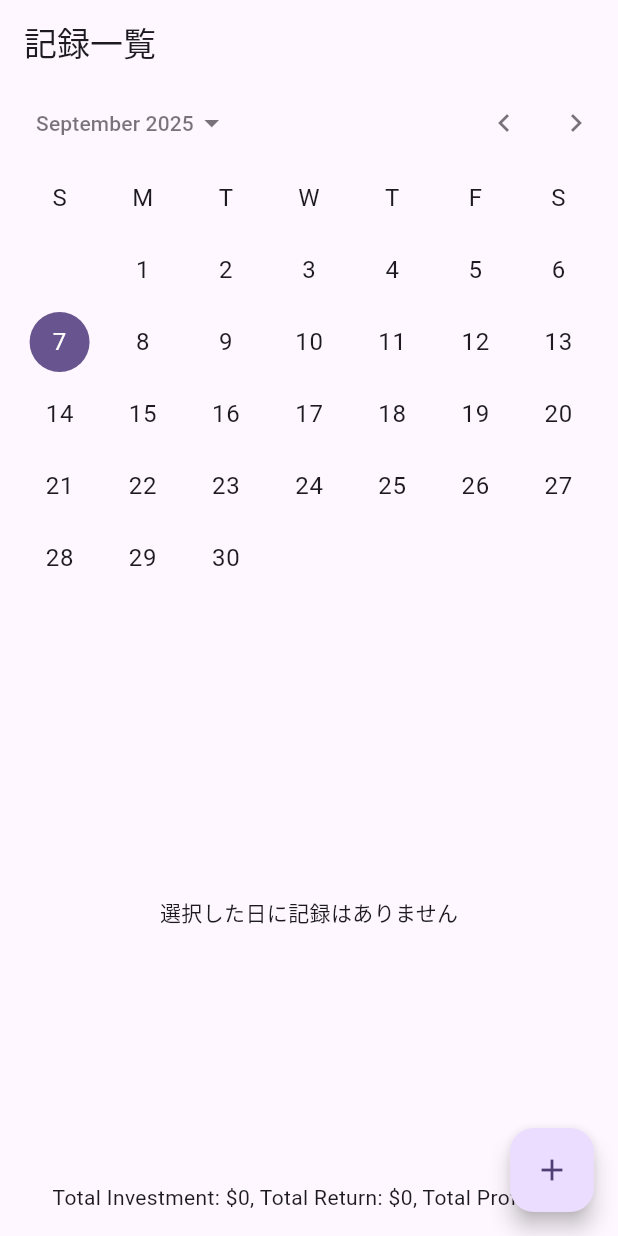
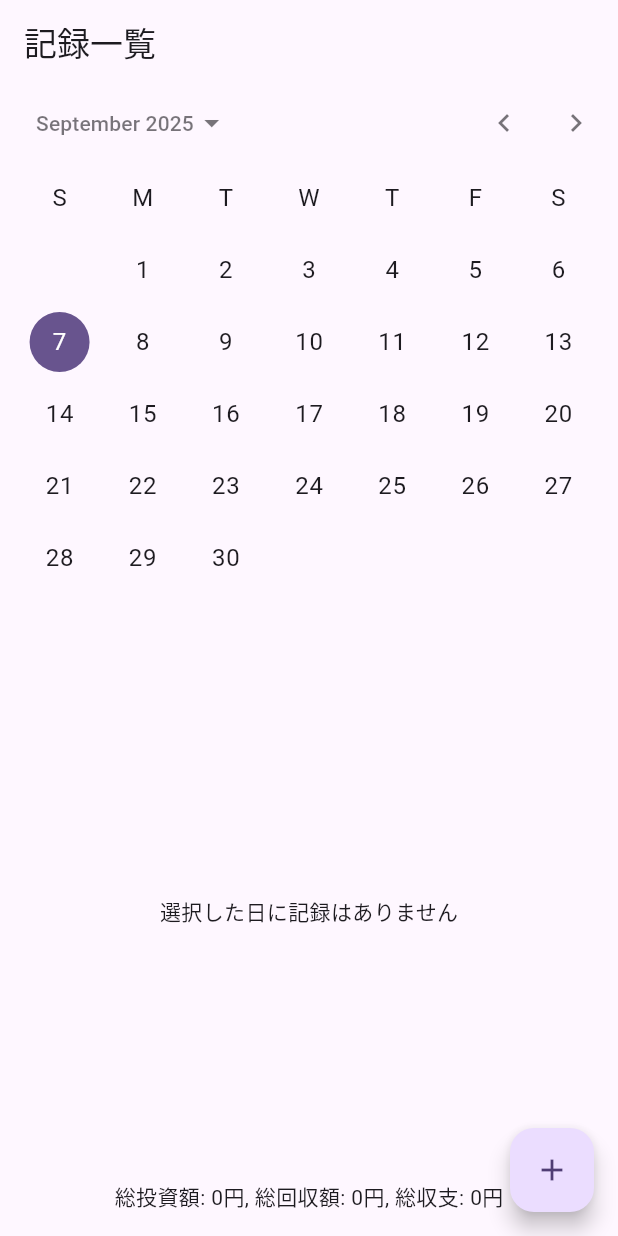
Before and after one commit to FAL-coffee/ps_log, a Flutter app: the screen it shows after launch, on a phone screen of 412 x 824 dp. Run offline on Flutter 3.47's test engine with Material 3 defaults, Android fonts, the light colour scheme and no system bars.

Commit message:
合計表示を日本語化

```diff
--- a/lib/main.dart
+++ b/lib/main.dart
@@ -194,8 +194,9 @@ class _RecordListPageState extends State<RecordListPage> {
           ),
           Padding(
             padding: const EdgeInsets.all(16),
+            // 当日の合計投資額・回収額・収支を表示
             child: Text(
-                'Total Investment: \$${totalInvestment}, Total Return: \$${totalReturn}, Total Profit: \$${totalProfit}'),
+                '総投資額: ${totalInvestment}円, 総回収額: ${totalReturn}円, 総収支: ${totalProfit}円'),
           ),
         ],
       ),
```
Also changed, not shown: 1 other file.
